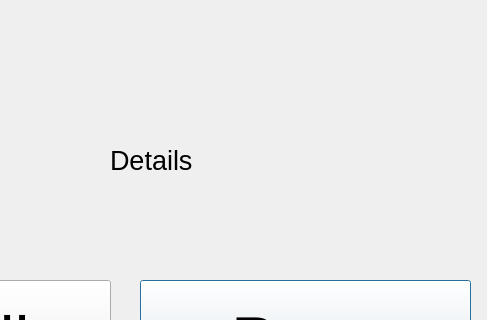
Old version of the form assets/ui/show_dialog.ui in the repository joaonc/show_dialog; both pictures show x 190 to 677 and y 150 to 470 of the 677 by 584 pixel window.
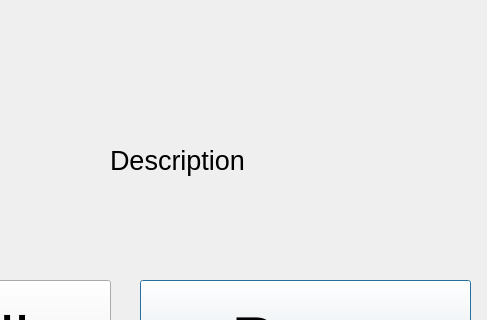
New version of the form. Icons and pictures are not drawn.

```diff
--- a/assets/ui/show_dialog.ui
+++ b/assets/ui/show_dialog.ui
@@ -53,7 +53,7 @@
     </font>
    </property>
    <property name="text">
-    <string>Details</string>
+    <string>Description</string>
    </property>
   </widget>
   <widget class="QPushButton" name="pass_button">
```
Left out of the diff: 2 changed lines with no effect on the pictures.
